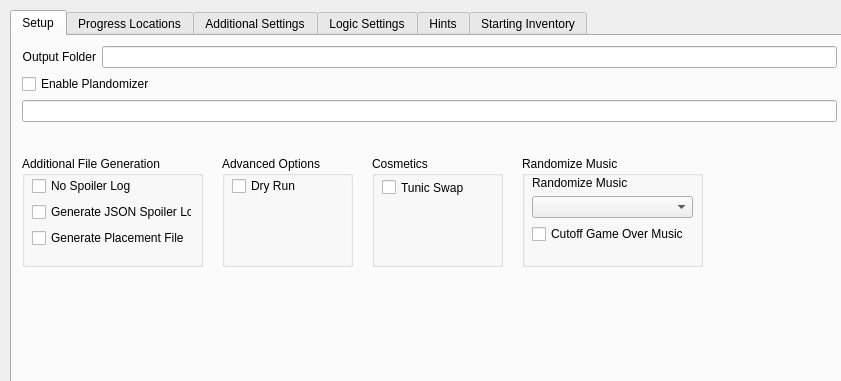
Above: gui/randogui.ui from ssrando/ssrando before the change; both pictures show x 0 to 841 and y 0 to 381 of the 956 by 704 pixel window. Below: the same form after it.
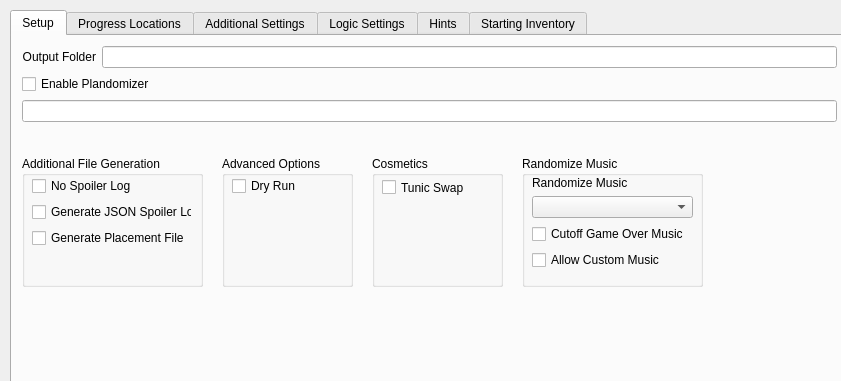
That is the form after the change.

Commit message: Custom music support

```diff
--- a/gui/randogui.ui
+++ b/gui/randogui.ui
@@ -144,7 +144,7 @@
         <x>10</x>
         <y>120</y>
         <width>181</width>
-        <height>111</height>
+        <height>131</height>
        </rect>
       </property>
       <property name="title">
@@ -156,7 +156,7 @@
          <x>10</x>
          <y>20</y>
          <width>160</width>
-         <height>80</height>
+         <height>101</height>
         </rect>
        </property>
        <layout class="QVBoxLayout" name="verticalLayout_33">
@@ -203,7 +203,7 @@
         <x>210</x>
         <y>120</y>
         <width>131</width>
-        <height>111</height>
+        <height>131</height>
        </rect>
       </property>
       <property name="title">
@@ -215,7 +215,7 @@
          <x>10</x>
          <y>20</y>
          <width>111</width>
-         <height>81</height>
+         <height>101</height>
         </rect>
        </property>
        <layout class="QVBoxLayout" name="verticalLayout_34">
@@ -248,7 +248,7 @@
         <x>360</x>
         <y>120</y>
         <width>131</width>
-        <height>111</height>
+        <height>131</height>
        </rect>
       </property>
       <property name="title">
@@ -274,7 +274,7 @@
         <x>510</x>
         <y>120</y>
         <width>181</width>
-        <height>111</height>
+        <height>131</height>
        </rect>
       </property>
       <property name="title">
@@ -286,7 +286,7 @@
          <x>10</x>
          <y>20</y>
          <width>161</width>
-         <height>81</height>
+         <height>101</height>
         </rect>
        </property>
        <layout class="QVBoxLayout" name="verticalLayout_35">
@@ -311,6 +311,13 @@
           </property>
          </widget>
         </item>
+        <item>
+         <widget class="QCheckBox" name="option_allow_custom_music">
+          <property name="text">
+           <string>Allow Custom Music</string>
+          </property>
+         </widget>
+        </item>
         <item>
          <spacer name="verticalSpacer_16">
           <property name="orientation">
```
The commit also changes 3 other files.
